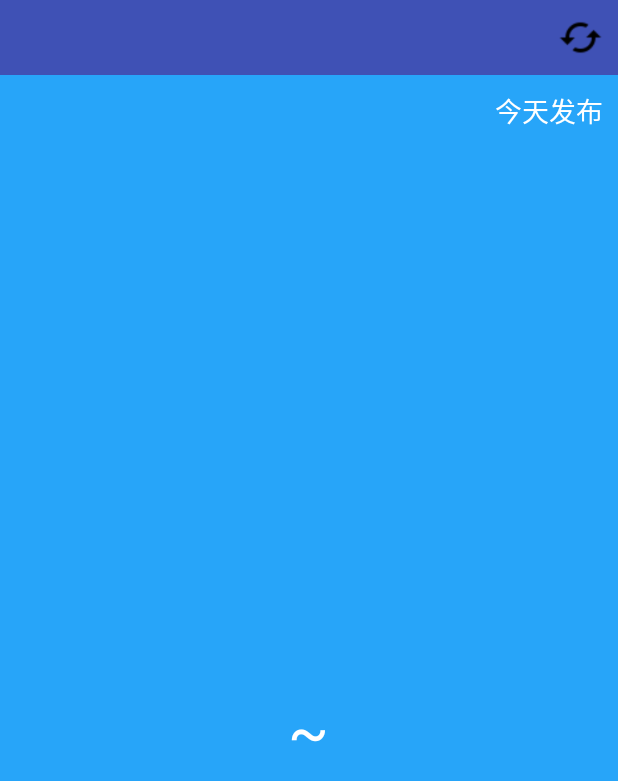
After one commit to Moonpie413/pureweather, an Android app: the WeatherActivity screen opened directly, with no data from a screen before it, on a phone screen of 412 x 824 dp. The commit adds this screen. Shown: the top 781 px of the screen. Run offline under Robolectric (Android 15) with nearby library versions, the phone set to English and light mode, and no system bars.

Commit message:
增加手动切换城市并显示天气的功能，暂时移除FloatingActionButton，实现最基本功能

```diff
--- a/app/src/main/AndroidManifest.xml
+++ b/app/src/main/AndroidManifest.xml
@@ -22,6 +22,12 @@
                 <category android:name="android.intent.category.LAUNCHER" />
             </intent-filter>
         </activity>
+
+        <activity
+            android:name=".activity.WeatherActivity"
+            android:label="@string/app_name"
+            android:theme="@style/AppTheme.NoActionBar" />
+
     </application>
 
 </manifest>
--- /dev/null
+++ b/app/src/main/java/space/wxh/pureweather/activity/WeatherActivity.java
@@ -0,0 +1,177 @@
+package space.wxh.pureweather.activity;
+
+import android.app.Activity;
+import android.content.Intent;
+import android.content.SharedPreferences;
+import android.os.Bundle;
+import android.preference.PreferenceManager;
+import android.support.v7.app.AppCompatActivity;
+import android.support.v7.widget.Toolbar;
+import android.text.TextUtils;
+import android.util.Log;
+import android.view.View;
+import android.widget.Button;
+import android.widget.LinearLayout;
+import android.widget.TextView;
+
+import space.wxh.pureweather.R;
+import space.wxh.pureweather.util.HttpCallbackListener;
+import space.wxh.pureweather.util.HttpUtil;
+import space.wxh.pureweather.util.Utility;
+
+/**
+ * Created by howord on 15-10-5.
+ */
+public class WeatherActivity extends AppCompatActivity implements View.OnClickListener {
+    private LinearLayout weatherInfoLayout;
+    private Toolbar toolbar;
+    /**
+     * 城市信息
+     */
+    private TextView cityNameText;
+    /**
+     * 用于显示发布时间
+     */
+    private TextView publishText;
+    /**
+     * 用于显示天气描述信息
+     */
+    private TextView weatherDespText;
+    /**
+     * 用于显示气温1
+     */
+    private TextView temp1Text;
+    /**
+     * 用于显示气温2
+     */
+    private TextView temp2Text;
+    /**
+     * 用于显示当前日期
+     */
+    private TextView currentDateText;
+    /**
+     * 更新天气按钮
+     */
+    private Button refreshWeather;
+
+    @Override
+    protected void onCreate(Bundle savedInstanceState) {
+        super.onCreate(savedInstanceState);
+        setContentView(R.layout.content_weather);
+        weatherInfoLayout = (LinearLayout) findViewById(R.id.weather_info_layout);
+        cityNameText = (TextView) findViewById(R.id.city_name);
+        publishText = (TextView) findViewById(R.id.publish_text);
+        weatherDespText = (TextView) findViewById(R.id.weather_desp);
+        temp1Text = (TextView) findViewById(R.id.temp1);
+        temp2Text = (TextView) findViewById(R.id.temp2);
+        currentDateText = (TextView) findViewById(R.id.current_date);
+        refreshWeather = (Button) findViewById(R.id.refresh_weather);
+        String countyCode = getIntent().getStringExtra("county_code");
+        if (!TextUtils.isEmpty(countyCode)) {
+// 有县级代号时就去查询天气
+            publishText.setText("同步中...");
+            weatherInfoLayout.setVisibility(View.INVISIBLE);
+            queryWeatherCode(countyCode);
+        } else {
+// 没有县级代号时就直接显示本地天气
+            showWeather();
+        }
+        refreshWeather.setOnClickListener(this);
+
+    }
+    /**
+     * 查询天气代号所对应的天气。
+     */
+    private void queryWeatherInfo(String weatherCode) {
+        String address = "http://www.weather.com.cn/data/cityinfo/" +
+                weatherCode + ".html";
+        queryFromServer(address, "weatherCode");
+    }
+    /**
+     * 查询县级代号所对应的天气代号。
+     */
+    private void queryWeatherCode(String countyCode) {
+        String address = "http://www.weather.com.cn/data/list3/city" +
+                countyCode + ".xml";
+        queryFromServer(address, "countyCode");
+    }
+    /**
+     * 从SharedPreferences文件中读取存储的天气信息,并显示到界面上。
+     */
+    private void showWeather() {
+        SharedPreferences prefs = PreferenceManager.
+                getDefaultSharedPreferences(this);
+        cityNameText.setText(prefs.getString("city_name", ""));
+        temp1Text.setText(prefs.getString("temp1", ""));
+        Log.d("custom",prefs.getString("temp1", ""));
+        temp2Text.setText(prefs.getString("temp2", ""));
+        weatherDespText.setText(prefs.getString("weather_desp", ""));
+        publishText.setText("今天" + prefs.getString("publish_time", "") + "发布");
+        currentDateText.setText(prefs.getString("current_date", ""));
+        weatherInfoLayout.setVisibility(View.VISIBLE);
+    }
+    /**
+     * 根据传入的地址和类型去向服务器查询天气代号或者天气信息。
+     */
+    private void queryFromServer(final String address, final String type) {
+        HttpUtil.sendHttpRequest(address, new HttpCallbackListener() {
+            @Override
+            public void onFinish(final String response) {
+                if ("countyCode".equals(type)) {
+                    if (!TextUtils.isEmpty(response)) {
+// 从服务器返回的数据中解析出天气代号
+                        String[] array = response.split("\\|");
+                        if (array != null && array.length == 2) {
+                            String weatherCode = array[1];
+                            queryWeatherInfo(weatherCode);
+                        }
+                    }
+                } else if ("weatherCode".equals(type)) {
+// 处理服务器返回的天气信息
+                    Utility.handleWeatherResponse(WeatherActivity.this,
+                            response);
+                    runOnUiThread(new Runnable() {
+                        @Override
+                        public void run() {
+                            showWeather();
+                        }
+                    });
+                }
+            }
+
+            @Override
+            public void onError(Exception e) {
+                runOnUiThread(new Runnable() {
+                    @Override
+                    public void run() {
+                        publishText.setText("同步失败");
+                    }
+                });
+            }
+        });
+    }
+
+    @Override
+    public void onClick(View v) {
+        switch (v.getId()) {
+            case R.id.refresh_weather:
+                publishText.setText("同步中...");
+                SharedPreferences prefs = PreferenceManager.
+                        getDefaultSharedPreferences(this);
+                String weatherCode = prefs.getString("weather_code", "");
+                if (!TextUtils.isEmpty(weatherCode)) {
+                    queryWeatherInfo(weatherCode);
+                }
+                break;
+            default:
+                break;
+        }
+    }
+    @Override
+    public void onBackPressed() {
+        Intent intent = new Intent(this, MainActivity.class);
+        intent.putExtra("from_weather_activity", true);
+        startActivity(intent);
+        finish();
+    }
+}
--- /dev/null
+++ b/app/src/main/res/layout/activity_weather.xml
@@ -0,0 +1,91 @@
+<LinearLayout xmlns:android="http://schemas.android.com/apk/res/android"
+    android:layout_width="match_parent"
+    android:layout_height="match_parent"
+    android:orientation="vertical" >
+    <RelativeLayout
+        android:layout_width="match_parent"
+        android:layout_height="50dp"
+        android:background="#3F51B5" >
+        <TextView
+            android:id="@+id/city_name"
+            android:layout_width="wrap_content"
+            android:layout_height="wrap_content"
+            android:layout_centerInParent="true"
+            android:textColor="#fff"
+            android:textSize="24sp" />
+        <Button
+            android:id="@+id/refresh_weather"
+            android:layout_width="30dp"
+            android:layout_height="30dp"
+            android:layout_alignParentRight="true"
+            android:layout_centerVertical="true"
+            android:layout_marginRight="10dp"
+            android:background="@drawable/refresh" />
+    </RelativeLayout>
+    <RelativeLayout
+        android:layout_width="match_parent"
+        android:layout_height="0dp"
+        android:layout_weight="1"
+        android:background="#27A5F9" >
+        <TextView
+            android:id="@+id/publish_text"
+            android:layout_width="wrap_content"
+            android:layout_height="wrap_content"
+            android:layout_alignParentRight="true"
+            android:layout_marginRight="10dp"
+            android:layout_marginTop="10dp"
+            android:textColor="#FFF"
+            android:textSize="18sp" />
+        <LinearLayout
+            android:id="@+id/weather_info_layout"
+            android:layout_width="wrap_content"
+            android:layout_height="wrap_content"
+            android:layout_centerInParent="true"
+            android:orientation="vertical" >
+            <TextView
+                android:id="@+id/current_date"
+                android:layout_width="wrap_content"
+                android:layout_height="40dp"
+                android:gravity="center"
+                android:textColor="#FFF"
+                android:textSize="18sp" />
+            <TextView
+                android:id="@+id/weather_desp"
+                android:layout_width="wrap_content"
+                android:layout_height="60dp"
+                android:layout_gravity="center_horizontal"
+                android:gravity="center"
+                android:textColor="#FFF"
+                android:textSize="40sp" />
+            <LinearLayout
+                android:layout_width="wrap_content"
+                android:layout_height="60dp"
+                android:layout_gravity="center_horizontal"
+                android:orientation="horizontal" >
+                <TextView
+                    android:id="@+id/temp2"
+                    android:layout_width="wrap_content"
+                    android:layout_height="wrap_content"
+                    android:layout_gravity="center_vertical"
+                    android:textColor="#FFF"
+                    android:textSize="40sp" />
+                <TextView
+                    android:layout_width="wrap_content"
+                    android:layout_height="wrap_content"
+                    android:layout_gravity="center_vertical"
+                    android:layout_marginLeft="10dp"
+                    android:layout_marginRight="10dp"
+                    android:text="~"
+                    android:textColor="#FFF"
+                    android:textSize="40sp" />
+                <TextView
+                    android:id="@+id/temp1"
+                    android:layout_width="wrap_content"
+                    android:layout_height="wrap_content"
+                    android:layout_gravity="center_vertical"
+                    android:textColor="#FFF"
+                    android:textSize="40sp" />
+            </LinearLayout>
+        </LinearLayout>
+    </RelativeLayout>
+</LinearLayout>
--- /dev/null
+++ b/app/src/main/res/layout/content_weather.xml
@@ -0,0 +1,20 @@
+<?xml version="1.0" encoding="utf-8"?>
+<android.support.design.widget.CoordinatorLayout
+    xmlns:android="http://schemas.android.com/apk/res/android"
+    xmlns:app="http://schemas.android.com/apk/res-auto"
+    xmlns:tools="http://schemas.android.com/tools" android:layout_width="match_parent"
+    android:layout_height="match_parent" android:fitsSystemWindows="true"
+    tools:context=".WeatherActivity">
+
+    <!--<android.support.design.widget.AppBarLayout android:layout_height="wrap_content"-->
+        <!--android:layout_width="match_parent" android:theme="@style/AppTheme.AppBarOverlay">-->
+
+        <!--<android.support.v7.widget.Toolbar android:id="@+id/toolbar"-->
+            <!--android:layout_width="match_parent" android:layout_height="?attr/actionBarSize"-->
+            <!--android:background="@color/weatherActivity" app:popupTheme="@style/AppTheme.PopupOverlay" />-->
+
+    <!--</android.support.design.widget.AppBarLayout>-->
+
+    <include layout="@layout/activity_weather" />
+
+</android.support.design.widget.CoordinatorLayout>
--- a/app/src/main/res/values/colors.xml
+++ b/app/src/main/res/values/colors.xml
@@ -2,5 +2,6 @@
 <resources>
     <color name="colorPrimary">#3F51B5</color>
     <color name="colorPrimaryDark">#303F9F</color>
+    <color name="weatherActivity">#2196f3</color>
     <color name="colorAccent">#FF4081</color>
 </resources>
--- a/app/src/main/res/values/strings.xml
+++ b/app/src/main/res/values/strings.xml
@@ -1,4 +1,4 @@
 <resources>
-    <string name="app_name">PureWeather</string>
+    <string name="app_name">简单天气</string>
     <string name="action_settings">Settings</string>
 </resources>
```
Also changed, not shown: app/src/main/java/space/wxh/pureweather/activity/MainActivity.java (+29 -10 lines), app/src/main/java/space/wxh/pureweather/util/Utility.java (+51 -0 lines), app/src/main/res/layout/activity_main.xml (+4 -4 lines), app/src/main/res/drawable/refresh.png (added).
